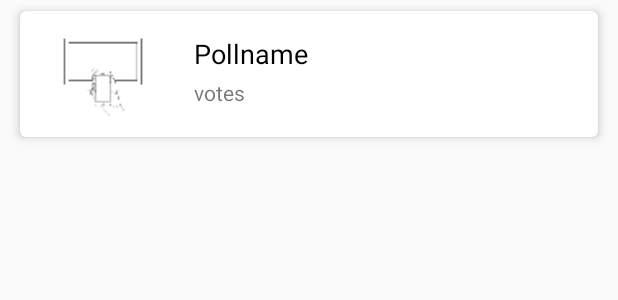
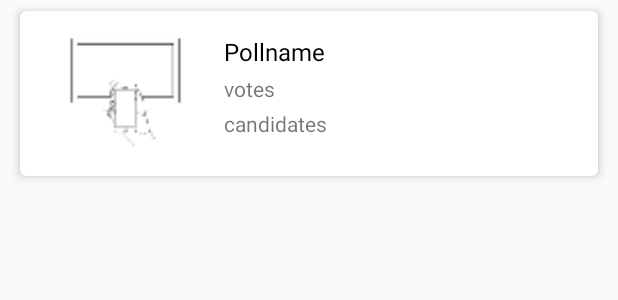
Before and after one commit to RidanDev/RankitMirror, an Android app: the layout custom_list_poll.xml on its own in the app's theme, with its tools: preview values and no code run, on a phone screen of 412 x 824 dp. Shown: the top 300 px of the screen. Run offline under Robolectric (Android 15) with nearby library versions, the light colour scheme and no system bars; network calls fail.

Commit message:
card view

```diff
--- a/app/build.gradle
+++ b/app/build.gradle
@@ -38,6 +38,7 @@ dependencies {
     compile 'com.squareup.picasso:picasso:2.5.2'
     compile 'com.android.support:cardview-v7:25.3.1'
     compile 'com.android.support:design:25.3.1'
+    compile 'com.github.jorgecastilloprz:fabprogresscircle:1.01@aar'
 }
 
 repositories {
--- a/app/src/main/res/layout/custom_list_poll.xml
+++ b/app/src/main/res/layout/custom_list_poll.xml
@@ -14,17 +14,20 @@
         card_view:cardElevation="4dp"
         card_view:cardUseCompatPadding="true">
 
+        <LinearLayout
+            android:layout_width="110dp"
+            android:layout_height="110dp"
+            android:layout_marginLeft="15dp"
+            android:layout_gravity="center_vertical">
 
-        <ImageView
 
-            android:id="@+id/pollimage"
-            android:layout_width="80dp"
-            android:layout_height="match_parent"
-            android:layout_gravity="left"
-            android:layout_marginLeft="15dp"
-            android:layout_marginTop="5dp"
-            android:src="@mipmap/ic_mirror"/>
+            <ImageView
+                android:id="@+id/pollimage"
+                android:layout_width="match_parent"
+                android:layout_height="match_parent"
+                android:src="@mipmap/ic_mirror"/>
 
+        </LinearLayout>
 
         <LinearLayout
             android:layout_width="match_parent"
@@ -37,35 +40,63 @@
                 android:layout_width="match_parent"
                 android:layout_height="wrap_content"
                 android:layout_marginBottom="4dp"
-                android:layout_marginLeft="100dp"
+                android:layout_marginLeft="120dp"
                 android:text="Pollname"
                 android:textColor="#000"
-                android:textSize="18sp"/>
+                android:textSize="16sp"
+                android:layout_marginRight="15dp"/>
 
             <TextView
                 android:id="@+id/votes"
                 android:layout_width="match_parent"
                 android:layout_height="wrap_content"
+                android:layout_below="@id/pollname"
                 android:layout_marginBottom="4dp"
-                android:layout_marginLeft="100dp"
+                android:layout_marginLeft="120dp"
                 android:text="votes"
-                android:textSize="14sp"/>
+                android:textSize="14sp"
+                android:layout_marginRight="15dp"/>
 
 
             <TextView
                 android:id="@+id/candidates"
                 android:layout_width="match_parent"
                 android:layout_height="wrap_content"
+                android:layout_below="@id/votes"
                 android:layout_marginBottom="4dp"
-                android:layout_marginLeft="100dp"
+                android:layout_marginLeft="120dp"
                 android:text="candidates"
                 android:textSize="14sp"
-                android:visibility="gone"/>
+                android:layout_marginRight="15dp"/>
 
+            <!--LinearLayout
+                android:layout_width="match_parent"
+                android:layout_height="wrap_content"
+                android:orientation="horizontal">
 
+                <Button
+                    android:id="@+id/send_button"
+                    android:layout_width="60dp"
+                    android:layout_height="40dp"
+                    android:layout_marginLeft="110dp"
+                    android:gravity="top"
+                    android:text="send"
+                    android:textSize="13sp"
+                    android:theme="@style/PrimaryFlatButton"/>
+
+                <Button
+                    android:id="@+id/edit_poll_button"
+                    android:layout_width="60dp"
+                    android:layout_height="40dp"
+                    android:layout_below="@id/candidates"
+                    android:gravity="top"
+                    android:text="edit"
+                    android:textSize="13sp"
+                    android:theme="@style/PrimaryFlatButton"/>
+
+            </LinearLayout-->
 
         </LinearLayout>
-
 
     </android.support.v7.widget.CardView>
 
--- a/app/src/main/res/values/colors.xml
+++ b/app/src/main/res/values/colors.xml
@@ -5,4 +5,5 @@
     <color name="colorAccent">#FF4081</color>
     <color name="colorRedSapienza">#640017</color>
     <color name="colorWhite">#ffffff</color>
+    <color name="colorSecond">#89B18D</color>
 </resources>
--- a/app/src/main/res/values/styles.xml
+++ b/app/src/main/res/values/styles.xml
@@ -3,9 +3,12 @@
     <!-- Base application theme. -->
     <style name="AppTheme" parent="Theme.AppCompat.Light.NoActionBar">
         <!-- Customize your theme here. -->
-        <item name="colorPrimary">@color/colorPrimary</item>
-        <item name="colorPrimaryDark">@color/colorPrimaryDark</item>
-        <item name="colorAccent">@color/colorAccent</item>
+        <!--item name="colorPrimary">@color/colorPrimary</item-->
+        <!--item name="colorPrimaryDark">@color/colorPrimaryDark</item-->
+        <!--item name="colorAccent">@color/colorAccent</item-->
+        <item name="colorPrimary">#30286B</item>
+        <item name="colorPrimaryDark">#00003f</item>
+        <item name="colorAccent">#00003f</item>
     </style>
 
     <style name="TextAppearance.AppCompat.Title2">
@@ -13,4 +16,11 @@
         <item name="android:textColor">?android:textColorPrimary</item>
     </style>
 
+    <style name="PrimaryFlatButton" parent="Theme.AppCompat.Light">
+        <item name="android:buttonStyle">
+            @style/Widget.AppCompat.Button.Borderless.Colored
+        </item>
+        <item name="colorAccent">#FFAB40</item>
+    </style>
+
 </resources>
```
Also changed, not shown: app/src/main/java/com/example/gianlucanadirvillalba/mirrorpoll/MainActivity.kt (+30 -8 lines), app/src/main/java/com/example/gianlucanadirvillalba/mirrorpoll/Parser.kt (+10 -22 lines), app/src/main/java/com/example/gianlucanadirvillalba/mirrorpoll/RecyclerAdapter.kt (+12 -10 lines), app/src/main/java/com/example/gianlucanadirvillalba/mirrorpoll/RequestAPI.kt (+19 -17 lines), app/src/main/java/com/example/gianlucanadirvillalba/mirrorpoll/SplashActivity.kt (+5 -5 lines), app/src/main/res/layout/app_bar.xml (+37 -2 lines), app/src/main/res/layout/main_activity2.xml (+0 -27 lines).
